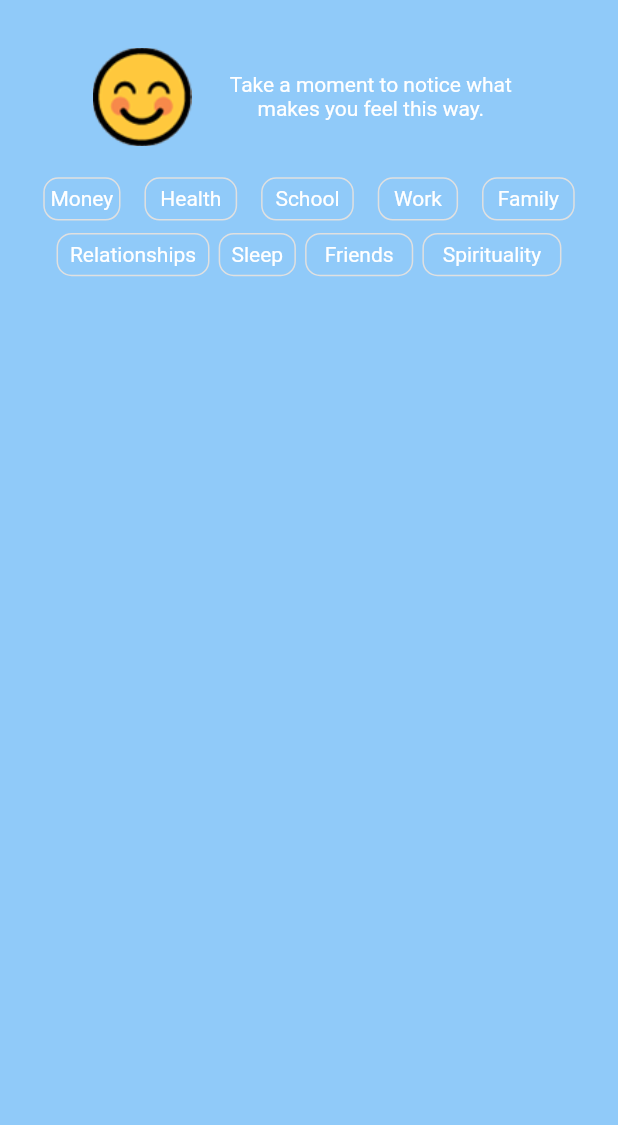
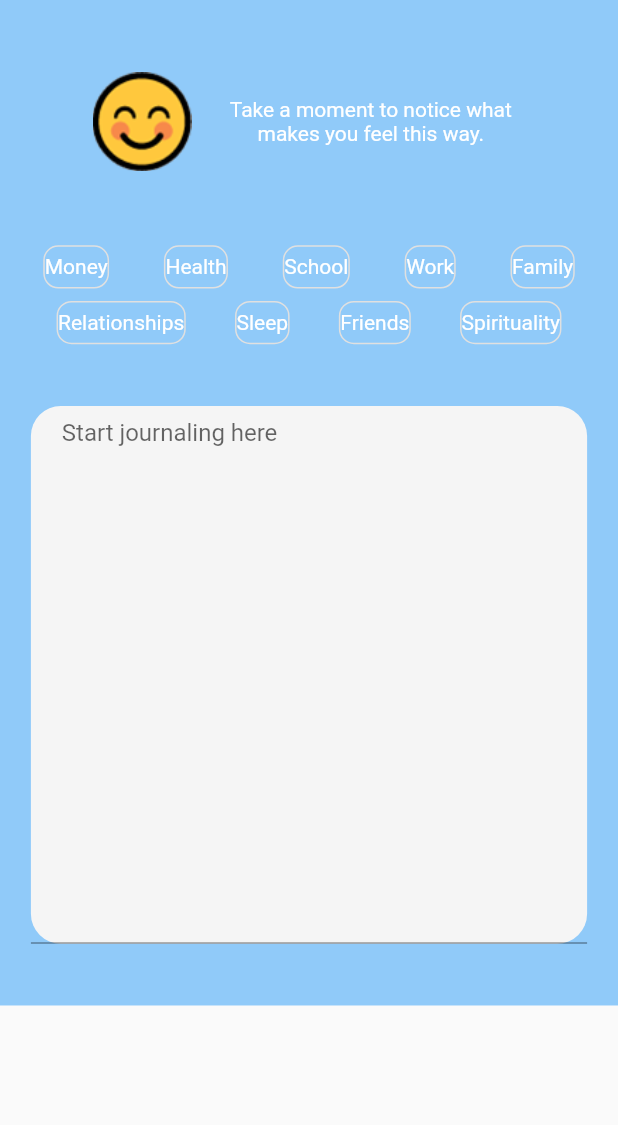
Before and after one commit to danibudo/Easify, a Flutter app: the JournalingScreen screen opened directly with empty values, after a tap on the "done outline" icon, on a phone screen of 412 x 824 dp, the part 111-1236 px from its top. Run offline on Flutter 3.47's test engine with Material 2 defaults, Android fonts, the phone set to English and light mode, and no system bars; our stand-ins replace cloud_firestore, firebase_auth, firebase_core, firebase_database, google_fonts; missing offline and left inert: imagebutton; accounts and stored records are empty; Roboto replaces fonts that are missing (Corbel).

Commit message:
Make anchors and text disappear while user writes journal note

```diff
--- a/lib/screens/journal/components/emotion_anchor.dart
+++ b/lib/screens/journal/components/emotion_anchor.dart
@@ -3,10 +3,9 @@ import 'package:flutter/material.dart';
 
 class EmotionAnchor extends StatefulWidget {
   String anchorText;
-  double width;
   bool active = false;
 
-  EmotionAnchor({@required this.anchorText, @required this.width});
+  EmotionAnchor({@required this.anchorText});
 
   @override
   _EmotionAnchorState createState() => _EmotionAnchorState();
@@ -31,6 +30,7 @@ class _EmotionAnchorState extends State<EmotionAnchor> {
 
   @override
   Widget build(BuildContext context) {
+    print("Rebuild " + widget.anchorText);
     return GestureDetector(
       onTap: () {
         setState(() {
@@ -39,7 +39,6 @@ class _EmotionAnchorState extends State<EmotionAnchor> {
       },
       child: Container(
         alignment: Alignment.center,
-        width: widget.width,
         height: MediaQuery.of(context).size.height * 0.035,
         decoration: BoxDecoration(
           shape: BoxShape.rectangle,
--- a/lib/screens/journal/emotions_screen.dart
+++ b/lib/screens/journal/emotions_screen.dart
@@ -82,7 +82,6 @@ class EmotionsScreen extends StatelessWidget {
     List<EmotionsButton> fetchButtons() {
       List<EmotionsButton> buttons = [];
       String imagesFolderAddress = "assets/images/emojis/";
-      print("Addresses:");
       for (int i = 0; i < emotionTexts.length; i++) {
         String imgAddr = imagesFolderAddress + emotionPicNames[i];
         var button = EmotionsButton(
--- a/lib/screens/journal/journaling_screen.dart
+++ b/lib/screens/journal/journaling_screen.dart
@@ -2,10 +2,44 @@ import 'package:easify/screens/journal/components/emotion_anchor.dart';
 import 'package:flutter/cupertino.dart';
 import 'package:flutter/material.dart';
 
-class JournalingScreen extends StatelessWidget {
+class JournalingScreen extends StatefulWidget {
   int emotionId;
+  List<EmotionAnchor> activeAnchors = [];
 
   JournalingScreen({this.emotionId});
+
+  @override
+  _JournalingScreenState createState() => _JournalingScreenState();
+}
+
+class _JournalingScreenState extends State<JournalingScreen> {
+  TextEditingController textEditingController = TextEditingController();
+  var _anchorTexts = [
+    "Money",
+    "Health",
+    "School",
+    "Work",
+    "Family",
+    "Relationships",
+    "Sleep",
+    "Friends",
+    "Spirituality",
+  ];
+  List<EmotionAnchor> _anchors = [];
+  List<EmotionAnchor> fetchAnchors() {
+    List<EmotionAnchor> list = [];
+    for (int i = 0; i < _anchorTexts.length; i++) {
+      var instance = EmotionAnchor(anchorText: _anchorTexts[i]);
+      list.add(instance);
+    }
+    return list;
+  }
+
+  @override
+  void initState() {
+    _anchors = fetchAnchors();
+    super.initState();
+  }
 
   @override
   Widget build(BuildContext context) {
@@ -24,43 +58,102 @@ class JournalingScreen extends StatelessWidget {
       "sadOK.PNG"
     ];
     var size = MediaQuery.of(context).size;
-    var _anchorTexts = [
-      "Money",
-      "Health",
-      "School",
-      "Work",
-      "Family",
-      "Relationships",
-      "Sleep",
-      "Friends",
-      "Spirituality",
-    ];
 
-    List<EmotionAnchor> fetchAnchors() {
-      List<EmotionAnchor> list = [];
-      for (int i = 0; i < _anchorTexts.length; i++) {
-        var anchorWidth;
-        if (_anchorTexts[i].length > 7)
-          anchorWidth = size.width * 0.0225 * (_anchorTexts[i].length - 2);
-        else if (_anchorTexts[i].length < 5)
-          anchorWidth = size.width * 0.026 * (_anchorTexts[i].length + 1);
-        else
-          anchorWidth = size.width * 0.025 * _anchorTexts[i].length;
-        var instance = EmotionAnchor(
-          anchorText: _anchorTexts[i],
-          width: anchorWidth,
-        );
-        list.add(instance);
+    final keyboardOn = MediaQuery.of(context).viewInsets.bottom != 0;
+
+    List<EmotionAnchor> getActiveAnchors() {
+      List<EmotionAnchor> activeAnchors = [];
+      for (var anchor in _anchors) {
+        if (anchor.active) {
+          activeAnchors.add(anchor);
         }
-      return list;
+      }
+      print("getActiveAnchors()");
+      print("length: " + activeAnchors.length.toString());
+      return activeAnchors;
     }
 
-    var _anchors = fetchAnchors();
-    List<EmotionAnchor> activeAnchors = [];
+    Widget anchorsWidget = Column(
+      children: [
+        Container(
+          child: Row(
+            children: _anchors.sublist(0, 5),
+            mainAxisAlignment: MainAxisAlignment.spaceBetween,
+          ),
+          margin: EdgeInsets.only(
+            top: size.height * 0.01,
+            bottom: size.height * 0.01,
+          ),
+        ),
+        FractionallySizedBox(
+          widthFactor: 0.95,
+          child: Container(
+            child: Row(
+              children: _anchors.sublist(5, _anchors.length),
+              mainAxisAlignment: MainAxisAlignment.spaceBetween,
+            ),
+          ),
+        )
+      ],
+    );
 
-    List<EmotionAnchor> fetchActiveAnchors() {
-      for (int i = 0; i < _anchors.length; i++) {
-        if (_anchors[i].active) activeAnchors.add(_anchors[i]);
+    Widget handleEmotionAndText() {
+      if (!keyboardOn) {
+        return Row(
+          mainAxisAlignment: MainAxisAlignment.spaceBetween,
+          children: [
+            Container(
+                height: size.height * 0.08,
+                child: Image.asset("assets/images/emojis/" +
+                    _emotionPicNames[widget.emotionId])),
+            Container(
+              width: size.width * 0.5,
+              child: Text(
+                "Take a moment to notice what makes you feel this way.",
+                textAlign: TextAlign.center,
+                style: TextStyle(
+                  color: Colors.white,
+                ),
+              ),
+            ),
+          ],
+        );
+      } else {
+        return SizedBox(
+          height: 0,
+          width: 0,
+        );
+      }
+    }
+
+    Widget emotionAndText = Row(
+      mainAxisAlignment: MainAxisAlignment.spaceBetween,
+      children: [
+        Container(
+            height: size.height * 0.08,
+            child: Image.asset(
+                "assets/images/emojis/" + _emotionPicNames[widget.emotionId])),
+        Container(
+          width: size.width * 0.5,
+          child: Text(
+            "Take a moment to notice what makes you feel this way.",
+            textAlign: TextAlign.center,
+            style: TextStyle(
+              color: Colors.white,
+            ),
+          ),
+        ),
+      ],
+    );
+
+    EdgeInsets handleEmotionAndTextMargins() {
+      if (!keyboardOn) {
+        return EdgeInsets.symmetric(
+          vertical: size.height * 0.05,
+          horizontal: size.width * 0.05,
+        );
+      } else {
+        return EdgeInsets.all(0);
       }
     }
 
@@ -92,19 +185,55 @@ class JournalingScreen extends StatelessWidget {
             size: size.height * 0.035,
           ),
           onPressed: () {
-            fetchActiveAnchors();
-            for (var element in activeAnchors) {
-              print(element.anchorText + " ");
+            print("--- Active anchors:");
+            var actAnchors = getActiveAnchors();
+            for (var anchor in actAnchors) {
+              print(
+                  " " + anchor.anchorText + " is " + anchor.active.toString());
             }
-            activeAnchors.clear();
           },
         ),
       ],
     );
 
+    Widget handleTextArea() {
+      if (!keyboardOn) {
+        return TextField(
+          controller: textEditingController,
+          decoration: InputDecoration(
+            contentPadding: EdgeInsets.only(
+              top: size.height * 0.01,
+              bottom: size.height * 0.01,
+              left: size.width * 0.05,
+              right: size.width * 0.05,
+            ),
+            hintText: "Start journaling here",
+          ),
+          maxLines: 18,
+          keyboardType: TextInputType.multiline,
+        );
+      } else {
+        return TextField(
+          controller: textEditingController,
+          decoration: InputDecoration(
+            contentPadding: EdgeInsets.only(
+              top: size.height * 0.01,
+              bottom: size.height * 0.01,
+              left: size.width * 0.05,
+              right: size.width * 0.05,
+            ),
+            hintText: "Start journaling here",
+          ),
+          maxLines: 14,
+          keyboardType: TextInputType.multiline,
+        );
+      }
+    }
+
     return Scaffold(
       body: Container(
         color: Colors.blue.shade200,
+        child: SingleChildScrollView(
           child: Column(
             children: [
               Container(
@@ -114,62 +243,38 @@ class JournalingScreen extends StatelessWidget {
                 ),
               ),
               Container(
-              margin: EdgeInsets.only(
-                top: size.height * 0.03,
-                bottom: size.height * 0.015,
-              ),
+                margin: handleEmotionAndTextMargins(),
                 width: size.width * 0.7,
-              child: Row(
-                mainAxisAlignment: MainAxisAlignment.spaceBetween,
-                children: [
-                  Container(
-                      height: size.height * 0.08,
-                      child: Image.asset("assets/images/emojis/" +
-                          _emotionPicNames[emotionId])),
-                  Container(
-                    width: size.width * 0.5,
-                    child: Text(
-                      "Take a moment to notice what makes you feel this way.",
-                      textAlign: TextAlign.center,
-                      style: TextStyle(
-                        color: Colors.white,
-                      ),
-                    ),
-                  ),
-                ],
-              ),
+                child: handleEmotionAndText(),
               ),
               Container(
+                width: keyboardOn ? 0 : size.width,
+                height: keyboardOn ? 0 : size.height * 0.09,
                 margin: EdgeInsets.only(
-                left: size.width * 0.07,
-                right: size.width * 0.07,
+                  left: keyboardOn ? 0 : size.width * 0.07,
+                  right: keyboardOn ? 0 : size.width * 0.07,
                 ),
-              child: Column(
-                children: [
+                child: anchorsWidget,
+              ),
               Container(
-                    child: Row(
-                      children: _anchors.sublist(0, 5),
-                      mainAxisAlignment: MainAxisAlignment.spaceBetween,
+                margin: keyboardOn
+                    ? EdgeInsets.symmetric(
+                        vertical: size.height * .02,
+                        horizontal: size.width * .05,
+                      )
+                    : EdgeInsets.symmetric(
+                        vertical: size.height * 0.05,
+                        horizontal: size.width * 0.05,
                       ),
-                    margin: EdgeInsets.only(
-                      top: size.height * 0.01,
-                      bottom: size.height * 0.01,
-                    ),
-                  ),
-                  FractionallySizedBox(
-                    widthFactor: 0.95,
-                    child: Container(
-                      child: Row(
-                        children: _anchors.sublist(5, _anchors.length),
-                        mainAxisAlignment: MainAxisAlignment.spaceBetween,
-                      ),
+                child: handleTextArea(),
+                decoration: BoxDecoration(
+                  borderRadius: BorderRadius.circular(20),
+                  color: Colors.grey.shade100,
                 ),
               )
             ],
           ),
         ),
-          ],
-        ),
       ),
     );
   }
```
Lines whose indentation alone changed are shown as unchanged.
